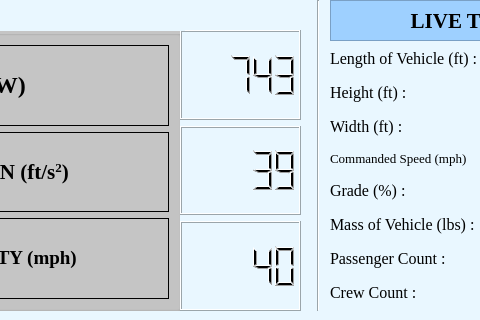
asmithie13/ECE-1140, file Train_Model/TrainModel_UI.ui: the form before one commit; both pictures show x 270 to 750 and y 0 to 320 of the 1186 by 720 pixel window.
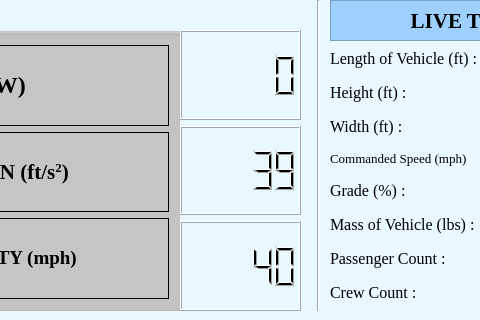
The form after the commit. Icons and pictures are not drawn.

Diff of the .ui file:
```diff
--- a/Train_Model/TrainModel_UI.ui
+++ b/Train_Model/TrainModel_UI.ui
@@ -360,7 +360,7 @@
      <item>
       <widget class="QLCDNumber" name="Power_value_lcd">
        <property name="intValue" stdset="0">
-        <number>743</number>
+        <number>0</number>
        </property>
       </widget>
      </item>
```
